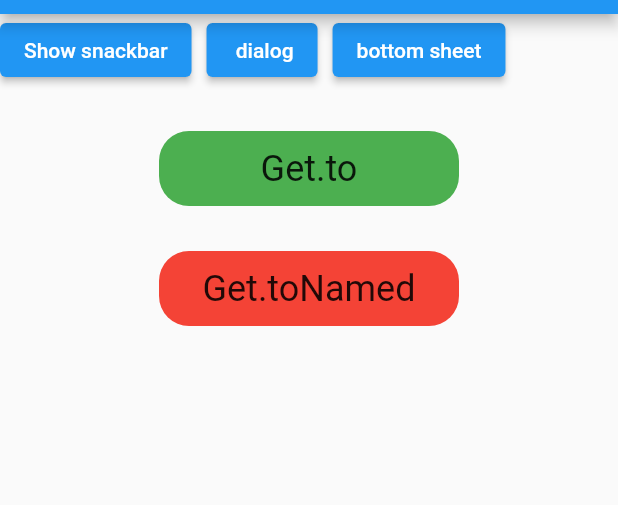
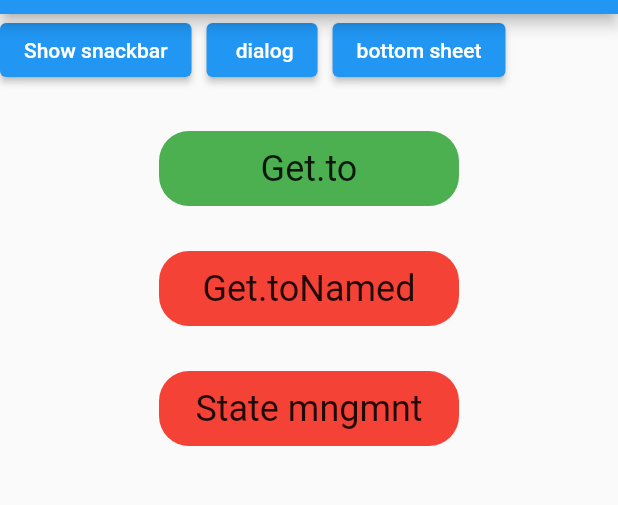
Before and after one commit to nashvak/getx_tutorial, a Flutter app: the screen it shows after launch, on a phone screen of 412 x 824 dp, the part 70-575 px from its top. Run offline on Flutter 3.47's test engine with Material 2 defaults, Android fonts, the phone set to English and light mode, and no system bars; our stand-ins replace get.

Commit message:
couter app with getx state management

```diff
--- a/lib/main.dart
+++ b/lib/main.dart
@@ -1,12 +1,13 @@
 import 'package:flutter/material.dart';
 import 'package:get/get.dart';
-import 'package:getx_sample/screens/first_scrren.dart';
-import 'package:getx_sample/screens/fourth_named.dart';
-import 'package:getx_sample/screens/second_named.dart';
-import 'package:getx_sample/screens/second_screen.dart';
-import 'package:getx_sample/screens/third_named.dart';
-import 'package:getx_sample/screens/third_screen.dart';
-import 'package:getx_sample/screens/unknown_route.dart';
+import 'package:getx_sample/route_management/screens/dynamic_url.dart';
+import 'package:getx_sample/route_management/screens/first_scrren.dart';
+import 'package:getx_sample/route_management/screens/fourth_named.dart';
+import 'package:getx_sample/route_management/screens/second_named.dart';
+import 'package:getx_sample/route_management/screens/second_screen.dart';
+import 'package:getx_sample/route_management/screens/third_named.dart';
+import 'package:getx_sample/route_management/screens/third_screen.dart';
+import 'package:getx_sample/route_management/screens/unknown_route.dart';
 
 void main() {
   runApp(const MyApp());
@@ -32,8 +33,14 @@ class MyApp extends StatelessWidget {
             name: '/argthird/:name',
             page: () => const ThirdNamed(),
             transition: Transition.leftToRight),
+        GetPage(name: '/namedFourth', page: () => FourthNamed()),
+        GetPage(name: '/dynamic', page: () => const DynamicUrl()),
       ],
-      unknownRoute: GetPage(name: '/notfound', page: () => UnknownRoute()),
+      unknownRoute: GetPage(
+        name: '/notfound',
+        page: () => const UnknownRoute(),
+      ),
+
       //home: FirstScreen(),
     );
   }
--- a/lib/screens/first_scrren.dart
+++ b/lib/route_management/screens/first_scrren.dart
@@ -1,13 +1,14 @@
 import 'package:flutter/material.dart';
 import 'package:get/get.dart';
 
-import 'package:getx_sample/screens/second_screen.dart';
+import 'package:getx_sample/route_management/screens/second_screen.dart';
 import 'package:getx_sample/route_management/snackbar.dart';
+import 'package:getx_sample/state_management/screens/state1.dart';
 import 'package:getx_sample/widgets/button.dart';
 import 'package:getx_sample/widgets/sizedbox.dart';
 
-import '../route_management/bottom_sheet.dart';
-import '../route_management/dialog.dart';
+import '../bottom_sheet.dart';
+import '../dialog.dart';
 
 class FirstScreen extends StatelessWidget {
   const FirstScreen({super.key});
@@ -56,7 +57,14 @@ class FirstScreen extends StatelessWidget {
                   title: "Get.toNamed",
                   ontap: () {
                     Get.toNamed('/namedSecond');
-                  })
+                  }),
+              Sizedbox(height: 30, width: null),
+              Button(
+                  color: Colors.red,
+                  title: "State mngmnt",
+                  ontap: () {
+                    Get.to(StateOne());
+                  }),
             ],
           ),
         ],
--- a/lib/screens/second_named.dart
+++ b/lib/route_management/screens/second_named.dart
@@ -1,8 +1,8 @@
 import 'package:flutter/material.dart';
 import 'package:get/get.dart';
 
-import '../widgets/button.dart';
-import '../widgets/sizedbox.dart';
+import '../../widgets/button.dart';
+import '../../widgets/sizedbox.dart';
 
 class SecondNamed extends StatelessWidget {
   const SecondNamed({super.key});
--- a/lib/screens/second_screen.dart
+++ b/lib/route_management/screens/second_screen.dart
@@ -1,9 +1,9 @@
 import 'package:flutter/material.dart';
 import 'package:get/get.dart';
-import 'package:getx_sample/screens/third_screen.dart';
+import 'package:getx_sample/route_management/screens/third_screen.dart';
 import 'package:getx_sample/widgets/sizedbox.dart';
 
-import '../widgets/button.dart';
+import '../../widgets/button.dart';
 
 class SecodScreen extends StatelessWidget {
   const SecodScreen({super.key});
--- a/lib/screens/third_screen.dart
+++ b/lib/route_management/screens/third_screen.dart
@@ -2,7 +2,7 @@ import 'package:flutter/material.dart';
 import 'package:get/get.dart';
 import 'package:getx_sample/widgets/button.dart';
 
-import '../widgets/sizedbox.dart';
+import '../../widgets/sizedbox.dart';
 
 class ThirdScreen extends StatelessWidget {
   const ThirdScreen({super.key});
```
Also changed, not shown: lib/route_management/screens/dynamic_url.dart (added, +17 -0 lines), lib/route_management/screens/fourth_named.dart (renamed from lib/screens/fourth_named.dart, +11 -3 lines), lib/route_management/screens/third_named.dart (renamed from lib/screens/third_named.dart, +3 -4 lines), lib/state_management/controller/counter_controller.dart (added, +8 -0 lines), lib/state_management/screens/second2.dart (added, +14 -0 lines), lib/state_management/screens/state1.dart (added, +45 -0 lines), lib/route_management/screens/unknown_route.dart (renamed from lib/screens/unknown_route.dart).
